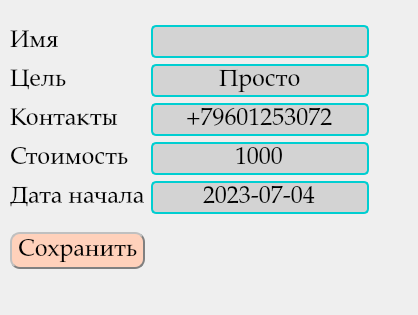
First picture: the form in Interface/Add_student_form.ui, repository BackDad/Diploma_GB, before the edit.
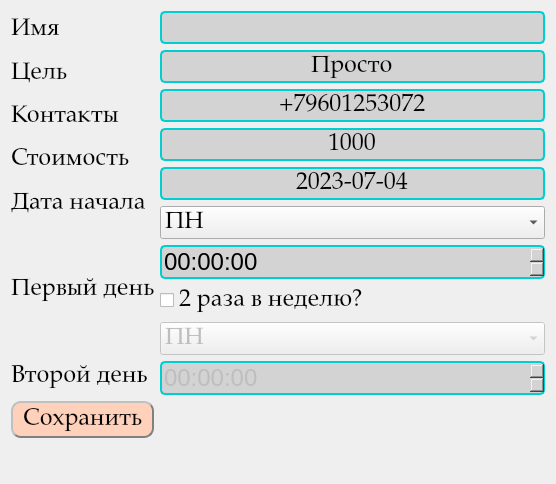
Second picture: the form after the edit.

Commit message: изменен интерфейс и удалена кнопка Обновить

```diff
--- a/Interface/Add_student_form.ui
+++ b/Interface/Add_student_form.ui
@@ -6,8 +6,8 @@
    <rect>
     <x>0</x>
     <y>0</y>
-    <width>418</width>
-    <height>315</height>
+    <width>556</width>
+    <height>446</height>
    </rect>
   </property>
   <property name="font">
@@ -27,38 +27,8 @@
     background-color: #FFDAB9;
 }</string>
   </property>
-  <widget class="QLabel" name="Error_lable">
-   <property name="geometry">
-    <rect>
-     <x>9</x>
-     <y>397</y>
-     <width>16</width>
-     <height>22</height>
-    </rect>
-   </property>
-   <property name="font">
-    <font>
-     <family>Palatino Linotype</family>
-     <pointsize>18</pointsize>
-    </font>
-   </property>
-   <property name="styleSheet">
-    <string notr="true">color: rgb(0, 0, 0);
-background-color: rgba(255, 255, 255, 0);</string>
-   </property>
-   <property name="text">
-    <string/>
-   </property>
-  </widget>
-  <widget class="QWidget" name="">
-   <property name="geometry">
-    <rect>
-     <x>10</x>
-     <y>13</y>
-     <width>359</width>
-     <height>268</height>
-    </rect>
-   </property>
+  <layout class="QGridLayout" name="gridLayout_2">
+   <item row="0" column="0">
    <layout class="QGridLayout" name="gridLayout">
     <item row="0" column="0">
      <layout class="QVBoxLayout" name="verticalLayout_2">
@@ -147,6 +117,74 @@
         </property>
        </widget>
       </item>
+       <item>
+        <widget class="QLabel" name="Date_label_3">
+         <property name="font">
+          <font>
+           <family>Palatino Linotype</family>
+           <pointsize>18</pointsize>
+          </font>
+         </property>
+         <property name="styleSheet">
+          <string notr="true">color: rgb(0, 0, 0);
+background-color: rgba(255, 255, 255, 0);</string>
+         </property>
+         <property name="text">
+          <string/>
+         </property>
+        </widget>
+       </item>
+       <item>
+        <widget class="QLabel" name="Date_label_5">
+         <property name="font">
+          <font>
+           <family>Palatino Linotype</family>
+           <pointsize>18</pointsize>
+          </font>
+         </property>
+         <property name="styleSheet">
+          <string notr="true">color: rgb(0, 0, 0);
+background-color: rgba(255, 255, 255, 0);</string>
+         </property>
+         <property name="text">
+          <string>Первый день</string>
+         </property>
+        </widget>
+       </item>
+       <item>
+        <widget class="QLabel" name="Date_label_4">
+         <property name="font">
+          <font>
+           <family>Palatino Linotype</family>
+           <pointsize>18</pointsize>
+          </font>
+         </property>
+         <property name="styleSheet">
+          <string notr="true">color: rgb(0, 0, 0);
+background-color: rgba(255, 255, 255, 0);</string>
+         </property>
+         <property name="text">
+          <string/>
+         </property>
+        </widget>
+       </item>
+       <item>
+        <widget class="QLabel" name="Date_label_2">
+         <property name="font">
+          <font>
+           <family>Palatino Linotype</family>
+           <pointsize>18</pointsize>
+          </font>
+         </property>
+         <property name="styleSheet">
+          <string notr="true">color: rgb(0, 0, 0);
+background-color: rgba(255, 255, 255, 0);</string>
+         </property>
+         <property name="text">
+          <string>Второй день</string>
+         </property>
+        </widget>
+       </item>
      </layout>
     </item>
     <item row="0" column="1">
@@ -268,6 +306,149 @@
         </property>
        </widget>
       </item>
+       <item>
+        <widget class="QComboBox" name="WeekDaybox1">
+         <property name="font">
+          <font>
+           <family>Palatino Linotype</family>
+           <pointsize>18</pointsize>
+          </font>
+         </property>
+         <item>
+          <property name="text">
+           <string>ПН</string>
+          </property>
+         </item>
+         <item>
+          <property name="text">
+           <string>ВТ</string>
+          </property>
+         </item>
+         <item>
+          <property name="text">
+           <string>СР</string>
+          </property>
+         </item>
+         <item>
+          <property name="text">
+           <string>ЧТ</string>
+          </property>
+         </item>
+         <item>
+          <property name="text">
+           <string>ПТ</string>
+          </property>
+         </item>
+         <item>
+          <property name="text">
+           <string>СБ</string>
+          </property>
+         </item>
+         <item>
+          <property name="text">
+           <string>ВС</string>
+          </property>
+         </item>
+        </widget>
+       </item>
+       <item>
+        <widget class="QTimeEdit" name="FirstDayTime">
+         <property name="font">
+          <font>
+           <pointsize>18</pointsize>
+          </font>
+         </property>
+         <property name="styleSheet">
+          <string notr="true">QTimeEdit {
+    background-color: #D3D3D3;
+    border: 2px solid #00CED1;
+    border-radius: 5px;
+}
+</string>
+         </property>
+        </widget>
+       </item>
+       <item>
+        <widget class="QCheckBox" name="check2">
+         <property name="font">
+          <font>
+           <family>Palatino Linotype</family>
+           <pointsize>18</pointsize>
+          </font>
+         </property>
+         <property name="text">
+          <string>2 раза в неделю?</string>
+         </property>
+        </widget>
+       </item>
+       <item>
+        <widget class="QComboBox" name="WeekDaybox2">
+         <property name="enabled">
+          <bool>false</bool>
+         </property>
+         <property name="font">
+          <font>
+           <family>Palatino Linotype</family>
+           <pointsize>18</pointsize>
+          </font>
+         </property>
+         <item>
+          <property name="text">
+           <string>ПН</string>
+          </property>
+         </item>
+         <item>
+          <property name="text">
+           <string>ВТ</string>
+          </property>
+         </item>
+         <item>
+          <property name="text">
+           <string>СР</string>
+          </property>
+         </item>
+         <item>
+          <property name="text">
+           <string>ЧТ</string>
+          </property>
+         </item>
+         <item>
+          <property name="text">
+           <string>ПТ</string>
+          </property>
+         </item>
+         <item>
+          <property name="text">
+           <string>СБ</string>
+          </property>
+         </item>
+         <item>
+          <property name="text">
+           <string>ВС</string>
+          </property>
+         </item>
+        </widget>
+       </item>
+       <item>
+        <widget class="QTimeEdit" name="SecondDayTime">
+         <property name="enabled">
+          <bool>false</bool>
+         </property>
+         <property name="font">
+          <font>
+           <pointsize>18</pointsize>
+          </font>
+         </property>
+         <property name="styleSheet">
+          <string notr="true">QTimeEdit {
+    background-color: #D3D3D3;
+    border: 2px solid #00CED1;
+    border-radius: 5px;
+}
+</string>
+         </property>
+        </widget>
+       </item>
      </layout>
     </item>
     <item row="1" column="0">
@@ -303,7 +484,25 @@
      </widget>
     </item>
    </layout>
-  </widget>
+   </item>
+   <item row="1" column="0">
+    <widget class="QLabel" name="Error_lable">
+     <property name="font">
+      <font>
+       <family>Palatino Linotype</family>
+       <pointsize>18</pointsize>
+      </font>
+     </property>
+     <property name="styleSheet">
+      <string notr="true">color: rgb(0, 0, 0);
+background-color: rgba(255, 255, 255, 0);</string>
+     </property>
+     <property name="text">
+      <string/>
+     </property>
+    </widget>
+   </item>
+  </layout>
  </widget>
  <resources/>
  <connections/>
```
Lines whose indentation alone changed are shown as unchanged. The commit also changes 2 other files.
